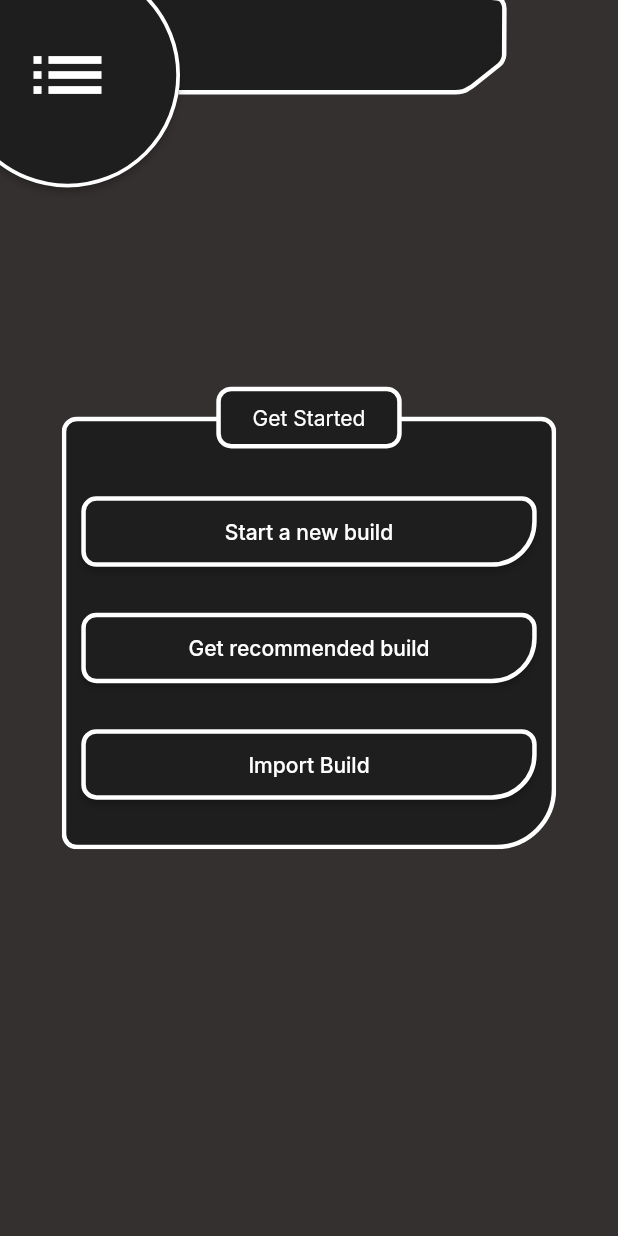
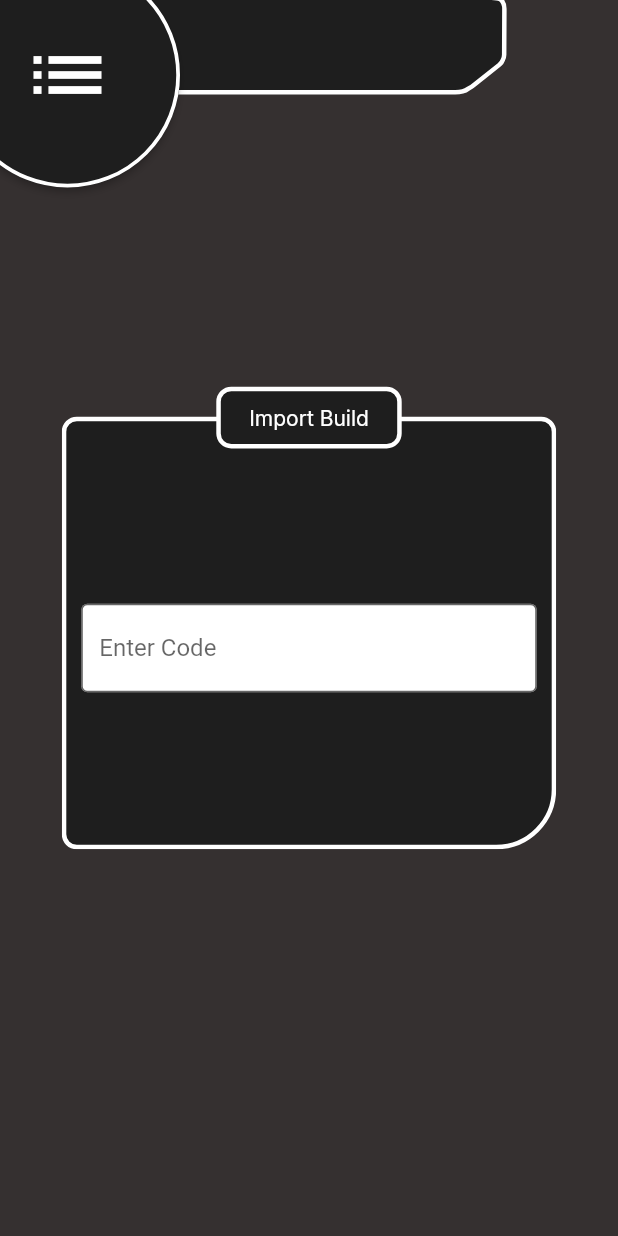
Before and after one commit to DrVilus/project_skripsi_binus, a Flutter app: the screen it shows after launch, after a tap on "Import Build", on a phone screen of 412 x 824 dp. Run offline on Flutter 3.47's test engine with Material 2 defaults, Android fonts, the light colour scheme and no system bars; our stand-ins replace google_fonts; missing offline and left inert: connectivity_plus_web.

Commit message:
importbutton

```diff
--- a/flutter_app/lib/Pages/GetStarted.dart
+++ b/flutter_app/lib/Pages/GetStarted.dart
@@ -66,7 +66,8 @@ class _GetStartedPageState extends State<GetStartedPage> {
                               children: [
                                 Expanded(
                                     child: CorneredButton(
-                                      onPressed: (){},
+                                      onPressed: (){
+                                      },
                                       child:  Container(
                                         padding: const EdgeInsets.only(top: 15, bottom: 15),
                                         child: Text("Get recommended build", style: TextStyles.interStyle1,),
@@ -79,7 +80,10 @@ class _GetStartedPageState extends State<GetStartedPage> {
                               children: [
                                 Expanded(
                                     child: CorneredButton(
-                                      onPressed: (){},
+                                      onPressed: (){
+                                      importDialog();
+
+                                      },
                                       child: Container(
                                         padding: const EdgeInsets.only(top: 15, bottom: 15),
                                         child: Text("Import Build", style: TextStyles.interStyle1,),
@@ -101,4 +105,54 @@ class _GetStartedPageState extends State<GetStartedPage> {
 
 
   }
+  Future importDialog()=>showDialog(
+    context: context,
+    builder: (BuildContext context){
+return Scaffold(
+          body: Stack(
+            children: [
+              SafeArea(
+                child: CustomAppbar(
+                  title: "",
+                  sideBarOpacity: 0,
+                ),
+              ),
+              Row(
+                mainAxisAlignment: MainAxisAlignment.center,
+                crossAxisAlignment: CrossAxisAlignment.center,
+                children: [
+                  Column(
+                    mainAxisAlignment: MainAxisAlignment.center,
+                    crossAxisAlignment: CrossAxisAlignment.center,
+                    children: [
+                      TitledContainer(
+                        withBottomRightBorder: true,
+                        title: "Import Build",
+                        height: MediaQuery.of(context).size.height * 0.35,
+                        child: Column(
+                          mainAxisAlignment: MainAxisAlignment.spaceEvenly,
+                          children: <Widget>[
+                            Padding(
+                             padding: const EdgeInsets.only(top: 15, bottom: 15),
+                              child: TextField(
+                                decoration: InputDecoration(
+                                  filled: true,
+                                  fillColor: Colors.white,
+                                  border: OutlineInputBorder(),
+                                  hintText: 'Enter Code',
+                                ),
+                              ),
+                            ),
+                          ],
+                        ),
+                      )
+                    ],
+                  )
+                ],
+              ),
+            ],
+          ) // This trailing comma makes auto-formatting nicer for build methods.
+      );
+    }
+  );
 }
```
Also changed, not shown: 1 other file.
